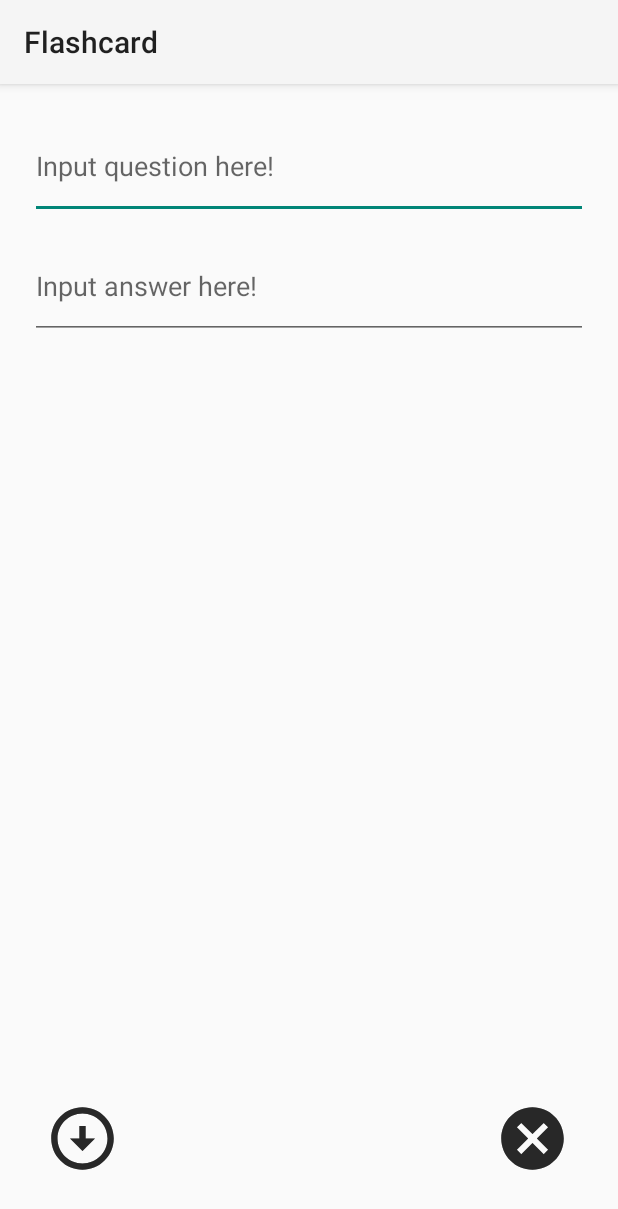
After one commit to antmut/Flashcard_app, an Android app: the AddCardActivity screen opened directly, with no data from a screen before it, on a phone screen of 412 x 824 dp. The commit adds this screen. Shown: the top 1209 px of the screen. Run offline under Robolectric (Android 15) with nearby library versions, the phone set to English and light mode, and no system bars.

Commit message:
Required features covered
Enhanced Lab2 over Lab1 with some additional features on new activities and interactions between them

```diff
--- /dev/null
+++ b/app/src/main/java/com/example/flashcard/AddCardActivity.java
@@ -0,0 +1,39 @@
+package com.example.flashcard;
+
+import androidx.appcompat.app.AppCompatActivity;
+
+import android.content.Intent;
+import android.os.Bundle;
+import android.view.View;
+import android.widget.EditText;
+
+public class AddCardActivity extends AppCompatActivity {
+
+    @Override
+    protected void onCreate(Bundle savedInstanceState) {
+        super.onCreate(savedInstanceState);
+        setContentView(R.layout.add_card_activity);
+
+        // User can tap on cancel button to go back to main activity
+        findViewById(R.id.ic_cancel).setOnClickListener(new View.OnClickListener() {
+            @Override
+            public void onClick(View view) {
+                finish();
+            }
+        });
+
+        // User can tap on cancel button to go back to main activity
+        findViewById(R.id.ic_down).setOnClickListener(new View.OnClickListener() {
+            @Override
+            public void onClick(View view) {
+                Intent data = new Intent();                             //create new intent to put data
+                    String inputQuestion = ((EditText) findViewById(R.id.questionTextField)).getText().toString();
+                    String inputAnswer = ((EditText) findViewById(R.id.answerTextField)).getText().toString();
+                    data.putExtra("Question_key", inputQuestion);    // puts one string into the intent, with key as "string1"
+                    data.putExtra("Answer_key", inputAnswer); // puts another string into the intent, with key as "string2"
+                    setResult(RESULT_OK, data);                             // sets result code and bundle data for response
+                    finish();                                               // close this activity passing data to main activity
+            }
+        });
+    }
+}
--- /dev/null
+++ b/app/src/main/res/drawable/ic_add.xml
@@ -0,0 +1,5 @@
+<vector android:autoMirrored="true" android:height="50dp"
+    android:tint="?attr/colorControlNormal" android:viewportHeight="24"
+    android:viewportWidth="24" android:width="50dp" xmlns:android="http://schemas.android.com/apk/res/android">
+    <path android:fillColor="@android:color/white" android:pathData="M12,2C6.48,2 2,6.48 2,12s4.48,10 10,10 10,-4.48 10,-10S17.52,2 12,2zM17,13h-4v4h-2v-4L7,13v-2h4L11,7h2v4h4v2z"/>
+</vector>
--- /dev/null
+++ b/app/src/main/res/drawable/ic_cancel.xml
@@ -0,0 +1,5 @@
+<vector android:autoMirrored="true" android:height="50dp"
+    android:tint="?attr/colorControlNormal" android:viewportHeight="24"
+    android:viewportWidth="24" android:width="50dp" xmlns:android="http://schemas.android.com/apk/res/android">
+    <path android:fillColor="@android:color/white" android:pathData="M12,2C6.47,2 2,6.47 2,12s4.47,10 10,10 10,-4.47 10,-10S17.53,2 12,2zM17,15.59L15.59,17 12,13.41 8.41,17 7,15.59 10.59,12 7,8.41 8.41,7 12,10.59 15.59,7 17,8.41 13.41,12 17,15.59z"/>
+</vector>
--- /dev/null
+++ b/app/src/main/res/drawable/ic_down.xml
@@ -0,0 +1,5 @@
+<vector android:autoMirrored="true" android:height="50dp"
+    android:tint="?attr/colorControlNormal" android:viewportHeight="24"
+    android:viewportWidth="24" android:width="50dp" xmlns:android="http://schemas.android.com/apk/res/android">
+    <path android:fillColor="@android:color/white" android:pathData="M12,4c4.41,0 8,3.59 8,8s-3.59,8 -8,8s-8,-3.59 -8,-8S7.59,4 12,4M12,2C6.48,2 2,6.48 2,12c0,5.52 4.48,10 10,10c5.52,0 10,-4.48 10,-10C22,6.48 17.52,2 12,2L12,2zM13,12l0,-4h-2l0,4H8l4,4l4,-4H13z"/>
+</vector>
--- /dev/null
+++ b/app/src/main/res/drawable/ic_eye.xml
@@ -0,0 +1,5 @@
+<vector android:autoMirrored="true" android:height="24dp"
+    android:tint="?attr/colorControlNormal" android:viewportHeight="24"
+    android:viewportWidth="24" android:width="24dp" xmlns:android="http://schemas.android.com/apk/res/android">
+    <path android:fillColor="@android:color/white" android:pathData="M12,4.5C7,4.5 2.73,7.61 1,12c1.73,4.39 6,7.5 11,7.5s9.27,-3.11 11,-7.5c-1.73,-4.39 -6,-7.5 -11,-7.5zM12,17c-2.76,0 -5,-2.24 -5,-5s2.24,-5 5,-5 5,2.24 5,5 -2.24,5 -5,5zM12,9c-1.66,0 -3,1.34 -3,3s1.34,3 3,3 3,-1.34 3,-3 -1.34,-3 -3,-3z"/>
+</vector>
--- /dev/null
+++ b/app/src/main/res/layout/add_card_activity.xml
@@ -0,0 +1,51 @@
+<?xml version="1.0" encoding="utf-8"?>
+<RelativeLayout xmlns:android="http://schemas.android.com/apk/res/android"
+    xmlns:app="http://schemas.android.com/apk/res-auto"
+    xmlns:tools="http://schemas.android.com/tools"
+    android:layout_width="match_parent"
+    android:layout_height="match_parent"
+    tools:context=".AddCardActivity">
+
+    <ImageView
+        android:id="@+id/ic_cancel"
+        android:layout_width="50dp"
+        android:layout_height="50dp"
+        android:layout_alignParentBottom="true"
+        android:layout_marginBottom="40dp"
+        android:layout_marginLeft="330dp"
+        android:background="@drawable/ic_cancel"
+        android:src="@drawable/ic_cancel"
+        android:textColor="#bcbcbc" />
+
+    <ImageView
+        android:id="@+id/ic_down"
+        android:layout_width="50dp"
+        android:layout_height="50dp"
+        android:layout_alignParentBottom="true"
+        android:layout_marginBottom="40dp"
+        android:layout_marginLeft="30dp"
+        android:background="@drawable/ic_down"
+        android:src="@drawable/ic_down"
+        android:textColor="#bcbcbc" />
+
+    <EditText
+        android:id="@+id/questionTextField"
+        android:layout_width="match_parent"
+        android:layout_height="70dp"
+        android:layout_margin="20dp"
+        android:hint="Input question here!"
+        android:layout_alignParentTop="true"
+        android:layout_alignParentStart="true"/>
+
+    <EditText
+        android:id="@+id/answerTextField"
+        android:layout_width="match_parent"
+        android:layout_height="70dp"
+        android:layout_alignBottom="@+id/questionTextField"
+        android:layout_marginStart="20dp"
+        android:layout_marginTop="20dp"
+        android:layout_marginEnd="20dp"
+        android:layout_marginBottom="-80dp"
+        android:hint="Input answer here!" />
+
+</RelativeLayout>
--- a/app/src/main/res/values/colors.xml
+++ b/app/src/main/res/values/colors.xml
@@ -13,4 +13,5 @@
     <color name="red">#ee0000</color>
     <color name="green">#8ACC72</color>
     <color name="tan">#fce5cd</color>
+    <color name="gray">#bcbcbc</color>
 </resources>
```
Also changed, not shown: app/src/main/AndroidManifest.xml (+6 -3 lines), app/src/main/java/com/example/flashcard/MainActivity.java (+66 -22 lines), app/src/main/res/layout/activity_main.xml (+28 -2 lines), 1 other file.
